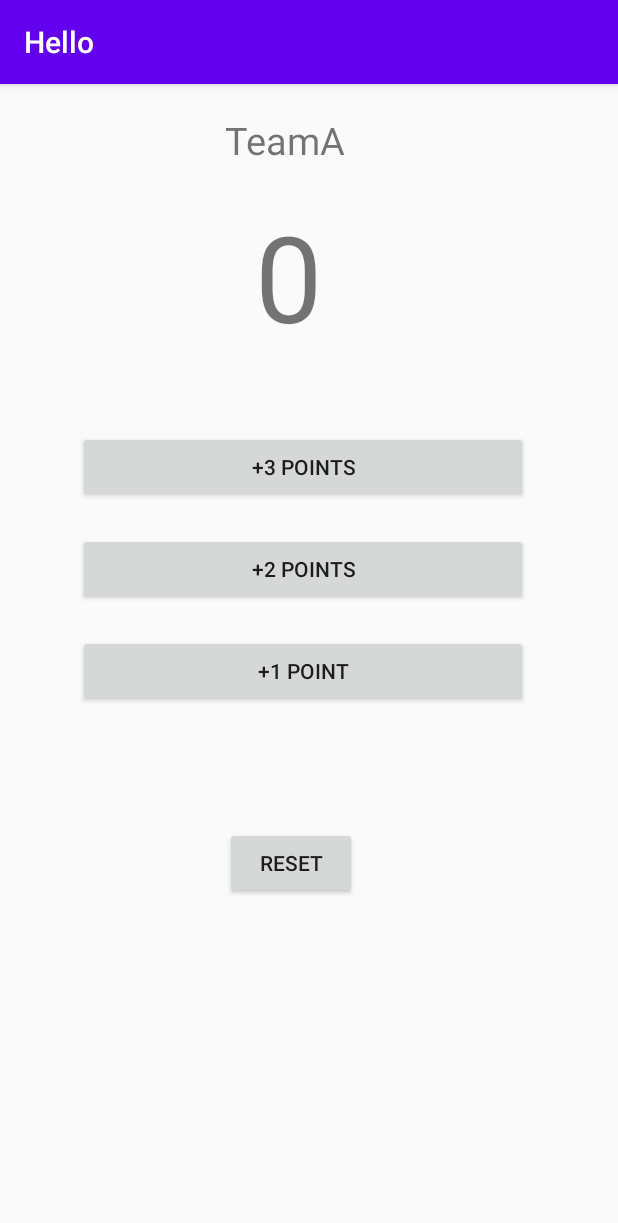
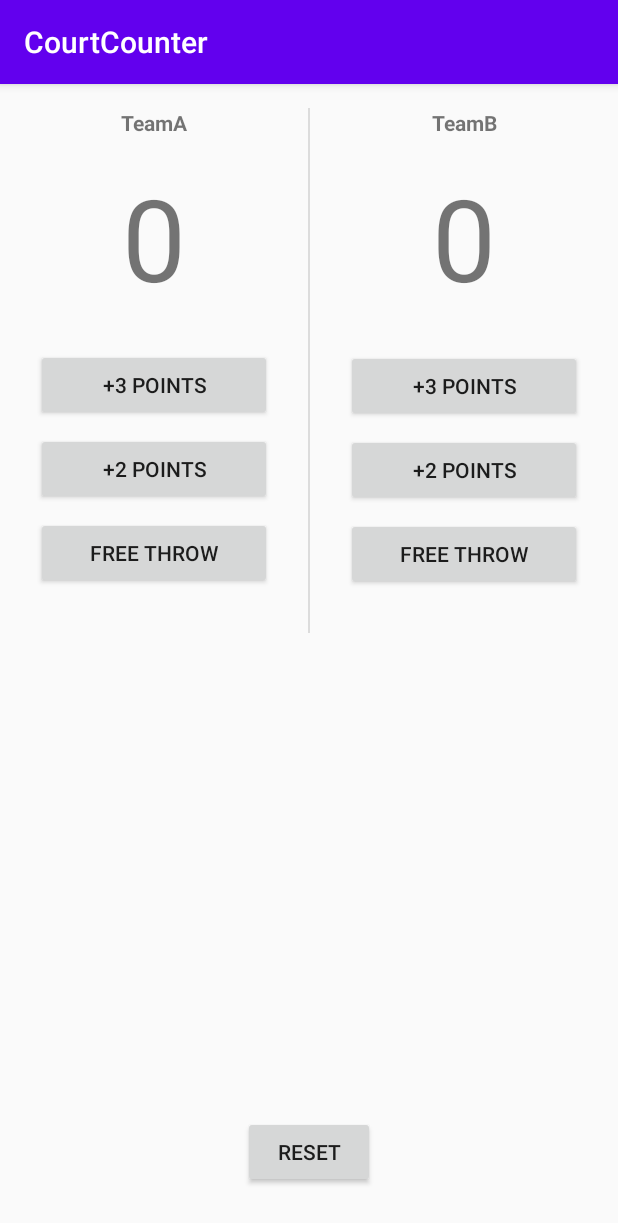
Before and after one commit to hirozui/tempareture, an Android app: the screen it shows after launch (MainActivity), on a phone screen of 412 x 824 dp. Shown: the top 1223 px of the screen. Run offline under Robolectric (Android 15) with nearby library versions, the phone set to English and light mode, and no system bars.

Commit message:
court counter

```diff
--- a/app/src/main/java/com/example/myapplication/MainActivity.java
+++ b/app/src/main/java/com/example/myapplication/MainActivity.java
@@ -9,59 +9,98 @@ import android.widget.EditText;
 import android.widget.TextView;
 
 public class MainActivity extends AppCompatActivity implements View.OnClickListener{
-TextView sc;
-Button btn1,btn2,btn3,btn4;
+TextView sca,scb;
+Button btn1,btn2,btn3,btn4,btn5,btn6,btn7;
 
     @Override
     protected void onCreate(Bundle savedInstanceState) {
         super.onCreate(savedInstanceState);
         setContentView(R.layout.activity_main);
 
-        sc = (TextView)findViewById(R.id.score);
+        sca = (TextView)findViewById(R.id.textView5);
+        scb = (TextView)findViewById(R.id.textView7);
 
-        Button btn1 = (Button)findViewById(R.id.btn1);
-        Button btn2 = (Button)findViewById(R.id.btn2);
-        Button btn3 = (Button)findViewById(R.id.btn3);
-        Button btn4 = (Button)findViewById(R.id.btn4);
+        Button btn1 = (Button)findViewById(R.id.button);
+        Button btn2 = (Button)findViewById(R.id.button2);
+        Button btn3 = (Button)findViewById(R.id.button3);
+        Button btn4 = (Button)findViewById(R.id.button7);
+        Button btn5 = (Button)findViewById(R.id.button4);
+        Button btn6 = (Button)findViewById(R.id.button5);
+        Button btn7 = (Button)findViewById(R.id.button6);
+
 
 
         btn1.setOnClickListener(new View.OnClickListener() {
             @Override
             public void onClick(View v) {
-                String score = sc.getText().toString();
+                String score = sca.getText().toString();
                 double num =Double.parseDouble(score);
                 int res;
                 res = (int) (num + 3);
-                sc.setText(String.valueOf(res));
+                sca.setText(String.valueOf(res));
             }
         });
 
         btn2.setOnClickListener(new View.OnClickListener(){
             @Override
             public void onClick(View v) {
-                String score = sc.getText().toString();
+                String score = sca.getText().toString();
                 double num =Double.parseDouble(score);
                 int res;
                 res = (int) (num + 2);
-                sc.setText(String.valueOf(res));
+                sca.setText(String.valueOf(res));
             }
         });
 
         btn3.setOnClickListener(new View.OnClickListener() {
             @Override
             public void onClick(View v) {
-                String score = sc.getText().toString();
+                String score = sca.getText().toString();
                 double num =Double.parseDouble(score);
                 int res;
                 res = (int) (num + 1);
-                sc.setText(String.valueOf(res));
+                sca.setText(String.valueOf(res));
             }
         });
 
         btn4.setOnClickListener(new View.OnClickListener() {
             @Override
             public void onClick(View view) {
-                sc.setText("0");
+                sca.setText("0");
+                scb.setText("0");
+            }
+        });
+
+        btn5.setOnClickListener(new View.OnClickListener() {
+            @Override
+            public void onClick(View v) {
+                String score = scb.getText().toString();
+                double num =Double.parseDouble(score);
+                int res;
+                res = (int) (num + 3);
+                scb.setText(String.valueOf(res));
+            }
+        });
+
+        btn6.setOnClickListener(new View.OnClickListener() {
+            @Override
+            public void onClick(View v) {
+                String score = scb.getText().toString();
+                double num =Double.parseDouble(score);
+                int res;
+                res = (int) (num + 2);
+                scb.setText(String.valueOf(res));
+            }
+        });
+
+        btn7.setOnClickListener(new View.OnClickListener() {
+            @Override
+            public void onClick(View v) {
+                String score = scb.getText().toString();
+                double num =Double.parseDouble(score);
+                int res;
+                res = (int) (num + 1);
+                scb.setText(String.valueOf(res));
             }
         });
     }
--- a/app/src/main/res/layout/activity_main.xml
+++ b/app/src/main/res/layout/activity_main.xml
@@ -1,5 +1,5 @@
 <?xml version="1.0" encoding="utf-8"?>
-<LinearLayout xmlns:android="http://schemas.android.com/apk/res/android"
+<android.support.constraint.ConstraintLayout xmlns:android="http://schemas.android.com/apk/res/android"
     xmlns:app="http://schemas.android.com/apk/res-auto"
     xmlns:tools="http://schemas.android.com/tools"
     android:layout_width="match_parent"
@@ -7,54 +7,146 @@
     android:orientation="vertical"
     tools:context=".MainActivity">
 
+    <View
+        android:id="@+id/divider"
+        android:layout_width="1dp"
+        android:layout_height="350dp"
+        android:layout_marginStart="205dp"
+        android:layout_marginTop="16dp"
+        android:layout_marginEnd="205dp"
+        android:background="?android:attr/listDivider"
+        app:layout_constraintEnd_toEndOf="parent"
+        app:layout_constraintStart_toStartOf="parent"
+        app:layout_constraintTop_toTopOf="parent" />
+
     <TextView
-        android:id="@+id/textView"
+        android:id="@+id/textView2"
+        android:layout_width="100dp"
+        android:layout_height="wrap_content"
+        android:layout_marginTop="16dp"
+        android:text="@string/teamA"
+        android:textAlignment="center"
+        android:textStyle="bold"
+        app:layout_constraintEnd_toStartOf="@+id/divider"
+        app:layout_constraintStart_toStartOf="parent"
+        app:layout_constraintTop_toTopOf="parent" />
+
+    <TextView
+        android:id="@+id/textView4"
+        android:layout_width="100dp"
+        android:layout_height="wrap_content"
+        android:layout_marginTop="16dp"
+        android:text="@string/teamB"
+        android:textAlignment="center"
+        android:textStyle="bold"
+        app:layout_constraintEnd_toEndOf="parent"
+        app:layout_constraintStart_toEndOf="@+id/divider"
+        app:layout_constraintTop_toTopOf="parent" />
+
+    <TextView
+        android:id="@+id/textView5"
         android:layout_width="wrap_content"
         android:layout_height="wrap_content"
-        android:layout_marginTop="20dp"
-        android:layout_marginStart="150dp"
-        android:text="@string/title"
-        android:textSize="25sp" />
+        android:layout_marginTop="16dp"
+        android:text="@string/score"
+        android:textAlignment="center"
+        android:textSize="76sp"
+        app:layout_constraintEnd_toStartOf="@+id/divider"
+        app:layout_constraintStart_toStartOf="parent"
+        app:layout_constraintTop_toBottomOf="@+id/textView2" />
 
     <TextView
-        android:id="@+id/score"
+        android:id="@+id/textView7"
+        android:layout_width="wrap_content"
+        android:layout_height="102dp"
+        android:layout_marginTop="16dp"
+        android:text="@string/score"
+        android:textAlignment="center"
+        android:textSize="76sp"
+        app:layout_constraintEnd_toEndOf="parent"
+        app:layout_constraintStart_toEndOf="@+id/divider"
+        app:layout_constraintTop_toBottomOf="@+id/textView4" />
+
+    <Button
+        android:id="@+id/button"
+        android:layout_width="0dp"
+        android:layout_height="wrap_content"
+        android:layout_marginStart="24dp"
+        android:layout_marginTop="24dp"
+        android:layout_marginEnd="24dp"
+        android:text="@string/btn1"
+        app:layout_constraintEnd_toStartOf="@+id/divider"
+        app:layout_constraintStart_toStartOf="parent"
+        app:layout_constraintTop_toBottomOf="@+id/textView5" />
+
+    <Button
+        android:id="@+id/button2"
+        android:layout_width="0dp"
+        android:layout_height="wrap_content"
+        android:layout_marginStart="24dp"
+        android:layout_marginTop="8dp"
+        android:layout_marginEnd="24dp"
+        android:text="@string/btn2"
+        app:layout_constraintEnd_toStartOf="@+id/divider"
+        app:layout_constraintStart_toStartOf="parent"
+        app:layout_constraintTop_toBottomOf="@+id/button" />
+
+    <Button
+        android:id="@+id/button3"
+        android:layout_width="0dp"
+        android:layout_height="wrap_content"
+        android:layout_marginStart="24dp"
+        android:layout_marginTop="8dp"
+        android:layout_marginEnd="24dp"
+        android:text="@string/btn3"
+        app:layout_constraintEnd_toStartOf="@+id/divider"
+        app:layout_constraintStart_toStartOf="parent"
+        app:layout_constraintTop_toBottomOf="@+id/button2" />
+
+    <Button
+        android:id="@+id/button4"
+        android:layout_width="0dp"
+        android:layout_height="wrap_content"
+        android:layout_marginStart="24dp"
+        android:layout_marginTop="24dp"
+        android:layout_marginEnd="24dp"
+        android:text="@string/btn1"
+        app:layout_constraintEnd_toEndOf="parent"
+        app:layout_constraintStart_toEndOf="@+id/divider"
+        app:layout_constraintTop_toBottomOf="@+id/textView7" />
+
+    <Button
+        android:id="@+id/button5"
+        android:layout_width="0dp"
+        android:layout_height="wrap_content"
+        android:layout_marginStart="24dp"
+        android:layout_marginTop="8dp"
+        android:layout_marginEnd="24dp"
+        android:text="@string/btn2"
+        app:layout_constraintEnd_toEndOf="parent"
+        app:layout_constraintStart_toEndOf="@+id/divider"
+        app:layout_constraintTop_toBottomOf="@+id/button4" />
+
+    <Button
+        android:id="@+id/button6"
+        android:layout_width="0dp"
+        android:layout_height="wrap_content"
+        android:layout_marginStart="24dp"
+        android:layout_marginTop="8dp"
+        android:layout_marginEnd="24dp"
+        android:text="@string/btn3"
+        app:layout_constraintEnd_toEndOf="parent"
+        app:layout_constraintStart_toEndOf="@+id/divider"
+        app:layout_constraintTop_toBottomOf="@+id/button5" />
+
+    <Button
+        android:id="@+id/button7"
         android:layout_width="wrap_content"
         android:layout_height="wrap_content"
-        android:layout_marginStart="170dp"
-        android:layout_marginTop="20dp"
-        android:text="@string/score"
-        android:textSize="80sp" />
+        android:layout_marginBottom="32dp"
+        android:text="@string/btn4"
+        app:layout_constraintBottom_toBottomOf="parent"
+        app:layout_constraintEnd_toEndOf="parent"
+        app:layout_constraintStart_toStartOf="parent" />
 
-    <Button
-        android:id="@+id/btn1"
-        android:layout_width="300dp"
-        android:layout_height="wrap_content"
-        android:layout_marginTop="50dp"
-        android:layout_marginStart="52sp"
-        android:text="@string/btn1" />
-
-    <Button
-        android:id="@+id/btn2"
-        android:layout_width="300dp"
-        android:layout_height="wrap_content"
-        android:layout_marginTop="20dp"
-        android:layout_marginStart="52sp"
-        android:text="@string/btn2" />
-
-    <Button
-        android:id="@+id/btn3"
-        android:layout_width="300dp"
-        android:layout_height="wrap_content"
-        android:layout_marginTop="20dp"
-        android:layout_marginStart="52sp"
-        android:text="@string/btn3" />
-
-    <Button
-        android:id="@+id/btn4"
-        android:layout_width="wrap_content"
-        android:layout_height="wrap_content"
-        android:layout_marginTop="80dp"
-        android:layout_marginStart="150dp"
-        android:text="@string/btn4" />
-
-</LinearLayout>
+</android.support.constraint.ConstraintLayout>
--- a/app/src/main/res/values/strings.xml
+++ b/app/src/main/res/values/strings.xml
@@ -1,11 +1,12 @@
 <resources>
-    <string name="app_name" translatable="false">Hello</string>
+    <string name="app_name" translatable="false">CourtCounter</string>
     <string name="out">result:</string>
     <string name="btn">transfrom</string>
-    <string name="title" translatable="false">TeamA</string>
+    <string name="teamA" translatable="false">TeamA</string>
+    <string name="teamB" translatable="false">TeamB</string>
     <string name="btn1" translatable="false">+3 POINTS</string>
     <string name="btn2" translatable="false">+2 POINTS</string>
-    <string name="btn3" translatable="false">+1 POINT</string>
+    <string name="btn3" translatable="false">FREE THROW</string>
     <string name="btn4" translatable="false">RESET</string>
     <string name="score" translatable="false">0</string>
 </resources>
```
